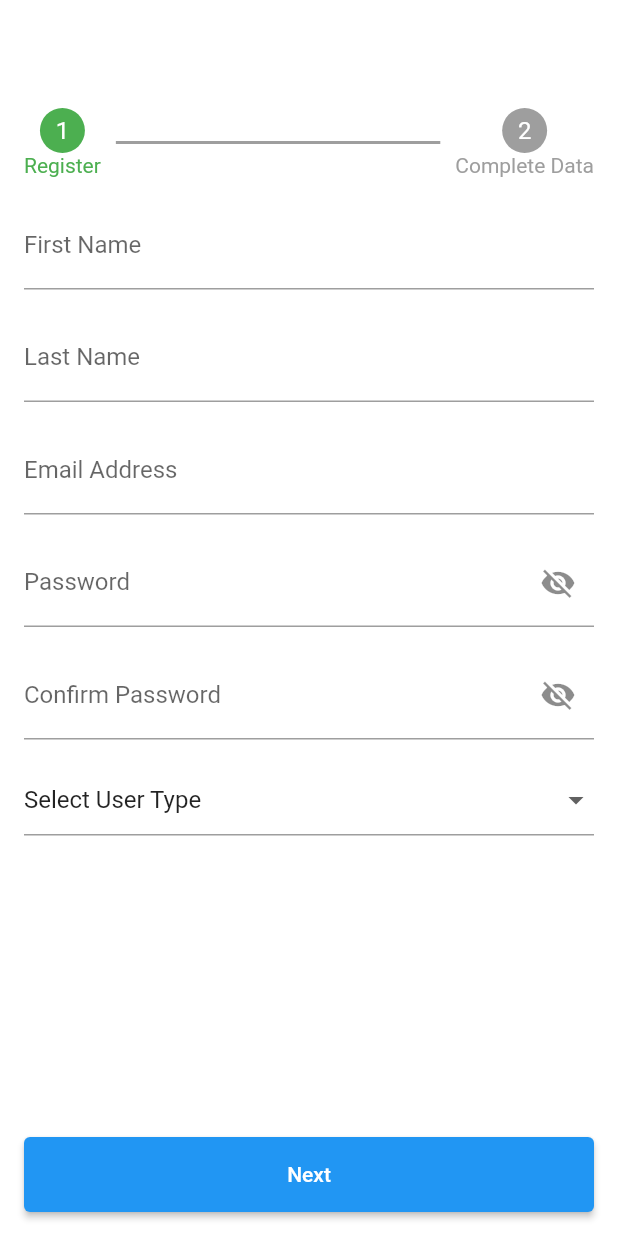
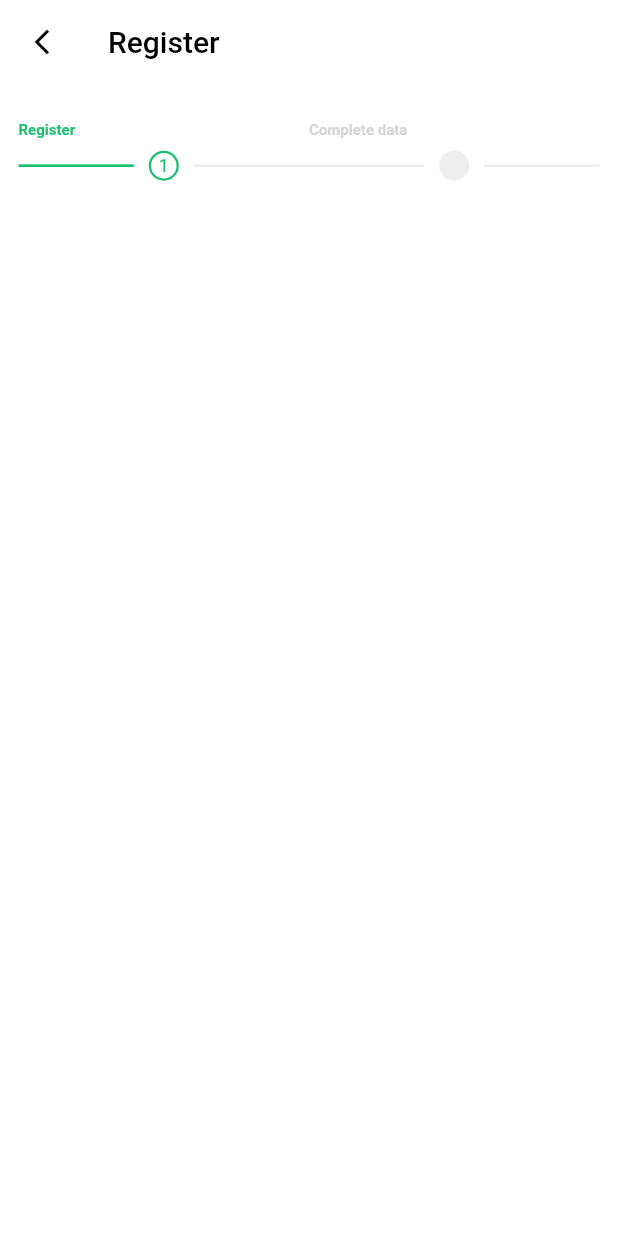
Before and after one commit to MasameEh/Kafiil_task, a Flutter app: the RegisterScreen screen opened directly, on a phone screen of 412 x 824 dp. Run offline on Flutter 3.47's test engine with Material 2 defaults, Android fonts, the phone set to English and light mode, and no system bars; drawn by our look-alikes of timeline_tile.

Commit message:
add timeline to register_screen.dart

```diff
--- a/lib/main.dart
+++ b/lib/main.dart
@@ -1,10 +1,12 @@
 import 'package:flutter/material.dart';
 import 'package:flutter/services.dart';
 import 'package:kafil/screens/login_screen.dart';
+import 'package:kafil/size_config.dart';
 
 import 'themes.dart';
 
 void main() {
+
   runApp(const MyApp());
 }
 
@@ -19,9 +21,12 @@ class MyApp extends StatelessWidget {
       debugShowCheckedModeBanner: false,
       theme: ThemeData().copyWith(
           scaffoldBackgroundColor: Colors.white,
-          focusColor: primaryColor,
+          colorScheme: ThemeData().colorScheme.copyWith(
+            primary: primaryColor,
+          ),
           appBarTheme: const AppBarTheme().copyWith(
             backgroundColor: Colors.white,
+            iconTheme: const IconThemeData(color: Colors.black),
             elevation: 0.0,
             systemOverlayStyle: const SystemUiOverlayStyle(
               statusBarColor: Colors.transparent,
--- a/lib/screens/login_screen.dart
+++ b/lib/screens/login_screen.dart
@@ -1,4 +1,5 @@
 import 'package:flutter/material.dart';
+import 'package:kafil/screens/register_screen.dart';
 
 import '../shared_widgets/defaultbutton.dart';
 import '../shared_widgets/inputfield.dart';
@@ -105,7 +106,12 @@ class _LoginScreenState extends State<LoginScreen> {
                   Text('Don\'t have an account ?', style: mainTextStyle,),
                   TextButton(
                       onPressed: () {
-
+                        Navigator.push(
+                          context,
+                          MaterialPageRoute(
+                            builder: (context) => const RegisterScreen(),
+                          ),
+                        );
                       },
                       child: const Text('Register',
                           style: TextStyle(
--- a/lib/screens/register_screen.dart
+++ b/lib/screens/register_screen.dart
@@ -1,4 +1,9 @@
 import 'package:flutter/material.dart';
+
+import '../shared_widgets/inputfield.dart';
+import '../shared_widgets/mytimelinetile.dart';
+import '../size_config.dart';
+
 
 
 class RegisterScreen extends StatefulWidget {
@@ -9,148 +14,87 @@ class RegisterScreen extends StatefulWidget {
 }
 
 class _RegisterScreenState extends State<RegisterScreen> {
-  bool _isPasswordVisible = false;
-  bool _isConfirmPasswordVisible = false;
-  String _userType = 'Select User Type';
 
   @override
   Widget build(BuildContext context) {
+    SizeConfig().init(context);
     return Scaffold(
       appBar: AppBar(
-        title: Text('Register'),
-        leading: IconButton(
-          icon: Icon(Icons.arrow_back),
-          onPressed: () {
-            // Handle back button press
-          },
+        title: const Text('Register',style: TextStyle(
+          color: Colors.black,
+        )
+        ),
+        leading: Padding(
+          padding: const EdgeInsets.symmetric(
+            horizontal: 10.0,
+            vertical: 10.0,
+          ),
+          child: Container(
+            width: 34.0,
+            decoration: BoxDecoration(
+              borderRadius: BorderRadius.circular(8.0),
+              color: Colors.white.withOpacity(.3),
+            ),
+            child: IconButton(
+              iconSize: 20,
+              onPressed: () {
+                Navigator.pop(context);
+              },
+              icon: const Icon(Icons.arrow_back_ios_new),
+            ),
+          ),
         ),
       ),
       body: Padding(
-        padding: const EdgeInsets.all(16.0),
-        child: Column(
-          crossAxisAlignment: CrossAxisAlignment.start,
-          children: [
-            StepperIndicator(),
-            SizedBox(height: 16.0),
-            TextField(
-              decoration: InputDecoration(
-                labelText: 'First Name',
-              ),
+            padding: EdgeInsets.only(left: SizeConfig.screenWidth * .03, top: SizeConfig.screenHeight * .03, right: SizeConfig.screenWidth * .03),
+            child: ListView(
+              scrollDirection: Axis.horizontal,
+                            children:  [
+                              MyTimelineTile(
+                                  isFirst: false,
+                                  isLast: false,
+                                  number: 1,
+                                  label: 'Register',
+                                  isTurn: true,
+                                  isDone: false,
+                              ),
+                              MyTimelineTile(
+                                  isFirst: false,
+                                  isLast: false,
+                                  number: 2,
+                                  label: 'Complete data',
+                                  isTurn: false,
+                                  isDone: false,
+                              ),
+                            ],
+              //   Container(
+              //     child: Row(
+              //       children: [
+              //         Expanded(
+              //             child: InputField(
+              //                 title: 'First Name',
+              //                 type: TextInputType.text
+              //             ),
+              //         ),
+              //         SizedBox(width: 10),
+              //         Expanded(
+              //           child: InputField(
+              //               title: 'Last Name',
+              //               type: TextInputType.text
+              //           ),
+              //         )
+              //       ],
+              //
+              //     ),
+              //   ),
+              //   SizedBox( height: 10,),
+              //   InputField(
+              //       title: 'Email Address',
+              //       type: TextInputType.text
+              //   ),
+              // ],
             ),
-            SizedBox(height: 16.0),
-            TextField(
-              decoration: InputDecoration(
-                labelText: 'Last Name',
-              ),
             ),
-            SizedBox(height: 16.0),
-            TextField(
-              decoration: InputDecoration(
-                labelText: 'Email Address',
-              ),
-            ),
-            SizedBox(height: 16.0),
-            TextField(
-              obscureText: !_isPasswordVisible,
-              decoration: InputDecoration(
-                labelText: 'Password',
-                suffixIcon: IconButton(
-                  icon: Icon(
-                    _isPasswordVisible
-                        ? Icons.visibility
-                        : Icons.visibility_off,
-                  ),
-                  onPressed: () {
-                    setState(() {
-                      _isPasswordVisible = !_isPasswordVisible;
-                    });
-                  },
-                ),
-              ),
-            ),
-            SizedBox(height: 16.0),
-            TextField(
-              obscureText: !_isConfirmPasswordVisible,
-              decoration: InputDecoration(
-                labelText: 'Confirm Password',
-                suffixIcon: IconButton(
-                  icon: Icon(
-                    _isConfirmPasswordVisible
-                        ? Icons.visibility
-                        : Icons.visibility_off,
-                  ),
-                  onPressed: () {
-                    setState(() {
-                      _isConfirmPasswordVisible = !_isConfirmPasswordVisible;
-                    });
-                  },
-                ),
-              ),
-            ),
-            SizedBox(height: 16.0),
-            DropdownButtonFormField<String>(
-              value: _userType,
-              items: <String>['Select User Type', 'User Type 1', 'User Type 2']
-                  .map((String value) {
-                return DropdownMenuItem<String>(
-                  value: value,
-                  child: Text(value),
-                );
-              }).toList(),
-              onChanged: (String? newValue) {
-                setState(() {
-                  _userType = newValue!;
-                });
-              },
-            ),
-            Spacer(),
-            ElevatedButton(
-              onPressed: () {
-                // Handle next button press
-              },
-              child: Text('Next'),
-              style: ElevatedButton.styleFrom(
-                minimumSize: Size(double.infinity, 50), // full width
-              ),
-            ),
-          ],
-        ),
-      ),
     );
   }
 }
-
-class StepperIndicator extends StatelessWidget {
-  @override
-  Widget build(BuildContext context) {
-    return Row(
-      children: [
-        Column(
-          children: [
-            CircleAvatar(
-              radius: 15,
-              backgroundColor: Colors.green,
-              child: Text('1', style: TextStyle(color: Colors.white)),
-            ),
-            Text('Register', style: TextStyle(color: Colors.green)),
-          ],
-        ),
-        SizedBox(width: 10),
-        Expanded(
-          child: Divider(color: Colors.grey, thickness: 2),
-        ),
-        SizedBox(width: 10),
-        Column(
-          children: [
-            CircleAvatar(
-              radius: 15,
-              backgroundColor: Colors.grey,
-              child: Text('2', style: TextStyle(color: Colors.white)),
-            ),
-            Text('Complete Data', style: TextStyle(color: Colors.grey)),
-          ],
-        ),
-      ],
-    );
-  }
-}
--- /dev/null
+++ b/lib/shared_widgets/mytimelinetile.dart
@@ -0,0 +1,119 @@
+import 'package:flutter/material.dart';
+import 'package:timeline_tile/timeline_tile.dart';
+
+import '../size_config.dart';
+import '../themes.dart';
+
+class MyTimelineTile extends StatelessWidget {
+  final bool isFirst;
+  final bool isLast;
+  final bool isTurn;
+  final bool isDone;
+  final int number; // Add a number parameter
+  final Color borderColor; // Add a border color parameter
+  final String label;
+
+  const MyTimelineTile({
+    super.key,
+    required this.isFirst,
+    required this.isLast,
+    required this.number,
+    this.borderColor = primaryColor,
+    required this.label,
+    required this.isTurn,
+    required this.isDone, // Default border color is primaryColor
+  });
+
+  @override
+  Widget build(BuildContext context) {
+    SizeConfig().init(context);
+
+    return SizedBox(width: SizeConfig.screenWidth * 0.47,
+      child: TimelineTile(
+        axis: TimelineAxis.horizontal,
+        alignment: TimelineAlign.manual,
+        lineXY: 0.04,
+        isFirst: isFirst,
+        isLast: isLast,
+        startChild:
+              Text(label, style:
+              TextStyle(
+                color: isTurn || isDone ? primaryColor : Colors.grey[350],
+                fontSize: 10,
+                fontWeight: FontWeight.w600
+              ),),
+        beforeLineStyle: isTurn ? const LineStyle(
+          color: primaryColor,
+          thickness: 1.8,
+        ) : LineStyle(
+          color: Colors.grey[200]!,
+          thickness: 1.8,
+
+        ),
+        indicatorStyle: IndicatorStyle(
+           height: 20,
+          width: 40,
+          indicator: isTurn
+              ? Stack(
+                  alignment: Alignment.center,
+                  children: [
+                    Container(
+                      width: 40,
+                      height: 40,
+                      decoration: BoxDecoration(
+                        color: Colors.white,
+                        shape: BoxShape.circle,
+                        border: Border.all(
+                          color: primaryColor,
+                          width: 1.5,
+                        ),
+                      ),
+                    ),
+                    Text(
+                      number.toString(),
+                      style: const TextStyle(
+                          color: primaryColor, // Text color
+                          fontWeight: FontWeight.w400,
+                          fontSize: 12
+                      ),
+                    )
+                  ],
+                )
+              : isDone
+                  ? Stack(
+                      alignment: Alignment.center,
+                      children: [
+                        Container(
+                          width: 40,
+                          height: 40,
+                          decoration: const BoxDecoration(
+                            color: primaryColor,
+                            shape: BoxShape.circle,
+                          ),
+                        ),
+                        const Icon(Icons.done),
+                      ],
+                    )
+                  : Container(
+                      width: 40,
+                      height: 40,
+                      decoration: BoxDecoration(
+                        color: Colors.grey[200],
+                        shape: BoxShape.circle,
+                      ),
+                    ),
+        ),
+        afterLineStyle: isDone ?
+            const LineStyle(
+              color: primaryColor,
+              thickness: 1.8,
+
+            )
+            : LineStyle(
+                color: Colors.grey[200]!,
+                thickness: 1.8,
+        ),
+      ),
+    );
+  }
+}
--- a/pubspec.yaml
+++ b/pubspec.yaml
@@ -35,6 +35,9 @@ dependencies:
   # The following adds the Cupertino Icons font to your application.
   # Use with the CupertinoIcons class for iOS style icons.
   cupertino_icons: ^1.0.2
+  timelines: ^0.1.0
+  timeline_tile: ^2.0.0
+  sliver_tools: ^0.2.5
 
 dev_dependencies:
   flutter_test:
```
Also changed, not shown: pubspec.lock.
